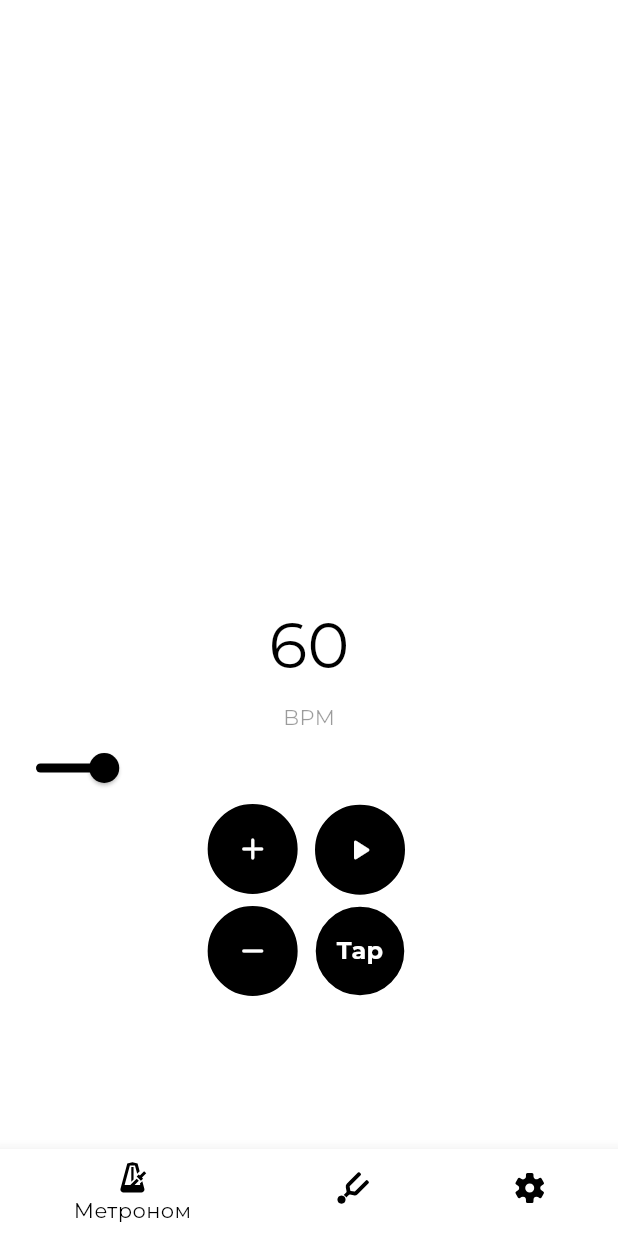
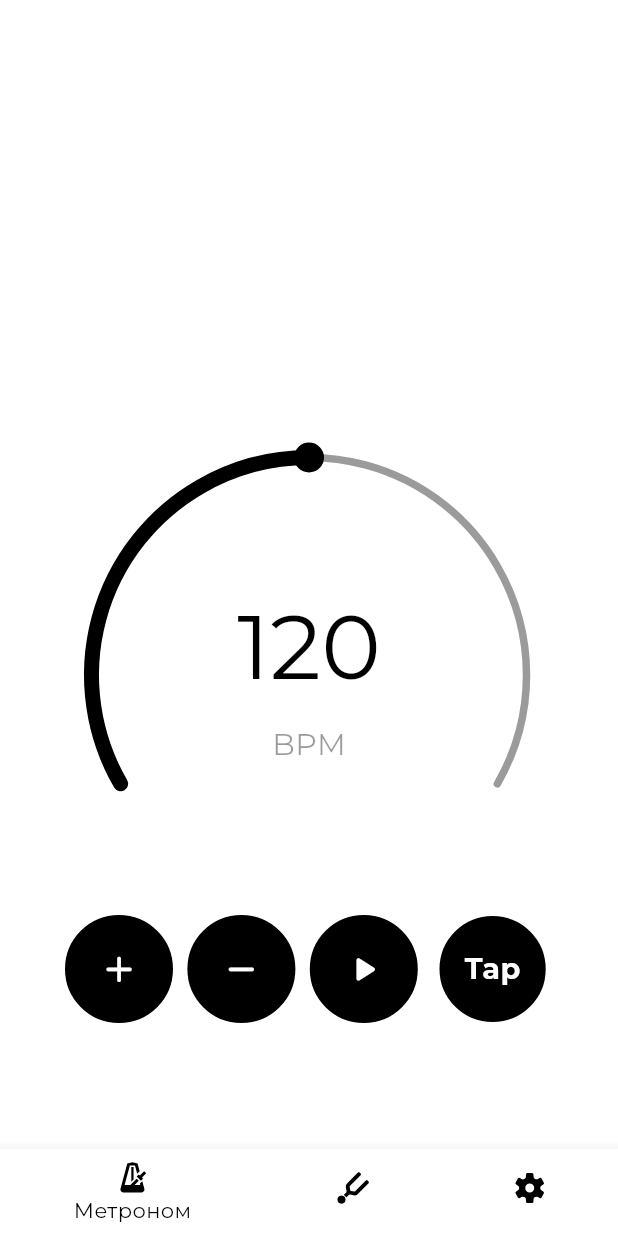
Before and after one commit to nottalentedme/fluttertuner, a Flutter app: the MetronomePage screen opened by its route, after a tap on the "add" icon, after a tap on the "remove" icon, on a phone screen of 412 x 824 dp. Run offline on Flutter 3.47's test engine with Material 3 defaults, Android fonts, the light colour scheme and no system bars; drawn by our look-alikes of sleek_circular_slider; our stand-ins replace flutter_bloc, flutter_svg, go_router, google_fonts, permission_handler, shared_preferences; missing offline and left inert: buffered_list_stream, flutter_soloud, pitch_detector_dart, pitchupdart, record; accounts and stored records are empty; statements that could not run were skipped.

Commit message:
💄 metronome: new slider

```diff
--- a/lib/feature/metronome/cubit/metronome_state.dart
+++ b/lib/feature/metronome/cubit/metronome_state.dart
@@ -5,7 +5,7 @@ class MetronomeState {
   MetronomeState({required this.isRunning, required this.tempo});
 
   factory MetronomeState.initial() {
-    return MetronomeState(isRunning: false, tempo: 60);
+    return MetronomeState(isRunning: false, tempo: 120);
   }
 
   MetronomeState copyWith({bool? isRunning, int? tempo}) {
--- a/lib/feature/metronome/presentation/page/metronome_page.dart
+++ b/lib/feature/metronome/presentation/page/metronome_page.dart
@@ -5,6 +5,7 @@ import 'package:fluttertuner/feature/metronome/cubit/metronome_state.dart';
 import 'package:fluttertuner/feature/metronome/presentation/widgets/change_bpm_widget.dart';
 import 'package:fluttertuner/feature/metronome/presentation/widgets/play_button_widget.dart';
 import 'package:fluttertuner/feature/metronome/presentation/widgets/tap_tempo_button_widget.dart';
+import 'package:sleek_circular_slider/sleek_circular_slider.dart';
 
 class MetronomePage extends StatelessWidget {
   const MetronomePage({super.key});
@@ -18,42 +19,74 @@ class MetronomePage extends StatelessWidget {
         return Column(
           children: [
             const SizedBox(
-              height: 400,
+              height: 300,
             ),
-            Column(
+            // Column(
+            //   spacing: 8,
+            //   children: [
+            //     Text(
+            //       '${state.tempo}',
+            //       style: TextStyle(
+            //         color: theme.primary,
+            //         fontSize: 42,
+            //       ), //Прописан только Large
+            //     ),
+            //     Text(
+            //       'BPM',
+            //       style: TextStyle(
+            //         color: theme.primary.withAlpha(100),
+            //         fontSize: 14,
+            //       ),
+            //     ),
+            //   ],
+            // ),
+            SleekCircularSlider(
+              appearance: CircularSliderAppearance(
+                  animationEnabled: false,
+                  size: 300,
+                  customWidths: CustomSliderWidths(
+                    trackWidth: 5,
+                    progressBarWidth: 10,
+                    handlerSize: 10,
+                  ),
+                  customColors: CustomSliderColors(
+                    trackColor: theme.primary.withAlpha(100),
+                    progressBarColor: theme.primary,
+                    dotColor: theme.primary,
+                  )),
+              initialValue: state.tempo.toDouble(),
+              // activeColor: theme.primary,
+              innerWidget: (percentage) => Column(
+                mainAxisAlignment: MainAxisAlignment.center,
                 spacing: 8,
                 children: [
                   Text(
                     '${state.tempo}',
                     style: TextStyle(
                       color: theme.primary,
-                    fontSize: 42,
+                      fontSize: 60,
                     ), //Прописан только Large
                   ),
                   Text(
                     'BPM',
                     style: TextStyle(
                       color: theme.primary.withAlpha(100),
-                    fontSize: 14,
+                      fontSize: 20,
                     ),
                   ),
                 ],
               ),
-            Slider(
-              value: state.tempo.toDouble(),
-              activeColor: theme.primary,
               min: 40,
               max: 200,
-              onChanged: (value) {
+              onChange: (value) {
                 context.read<MetronomeCubit>().setTempo(value.toInt());
               },
             ),
-            Row(
-              spacing: 8,
-              crossAxisAlignment: CrossAxisAlignment.center,
-              mainAxisAlignment: MainAxisAlignment.center,
-              children: [
-                Column(
+            Padding(
+              padding: const EdgeInsets.only(top: 16),
+              child: Transform.scale(
+                scale: 1.2,
+                child: Row(
                   spacing: 8,
                   crossAxisAlignment: CrossAxisAlignment.center,
                   mainAxisAlignment: MainAxisAlignment.center,
@@ -80,18 +113,11 @@ class MetronomePage extends StatelessWidget {
                             .setTempo(state.tempo - 1);
                       },
                     ),
+                    const PlayButtonWidget(),
+                    const TapTempoButtonWidget()
                   ],
                 ),
-                const Column(
-                  spacing: 8,
-                  crossAxisAlignment: CrossAxisAlignment.center,
-                  mainAxisAlignment: MainAxisAlignment.center,
-                  children: [
-                    PlayButtonWidget(),
-                    TapTempoButtonWidget(),
-                  ],
-                )
-              ],
+              ),
             ),
           ],
         );
--- a/pubspec.yaml
+++ b/pubspec.yaml
@@ -46,6 +46,7 @@ dependencies:
   flutter_soloud: ^3.1.4
   shared_preferences: ^2.5.3
   google_fonts: ^6.2.1
+  sleek_circular_slider: ^2.0.1
 
 dev_dependencies:
   flutter_test:
```
Also changed, not shown: pubspec.lock. Lines whose indentation alone changed are shown as unchanged.
